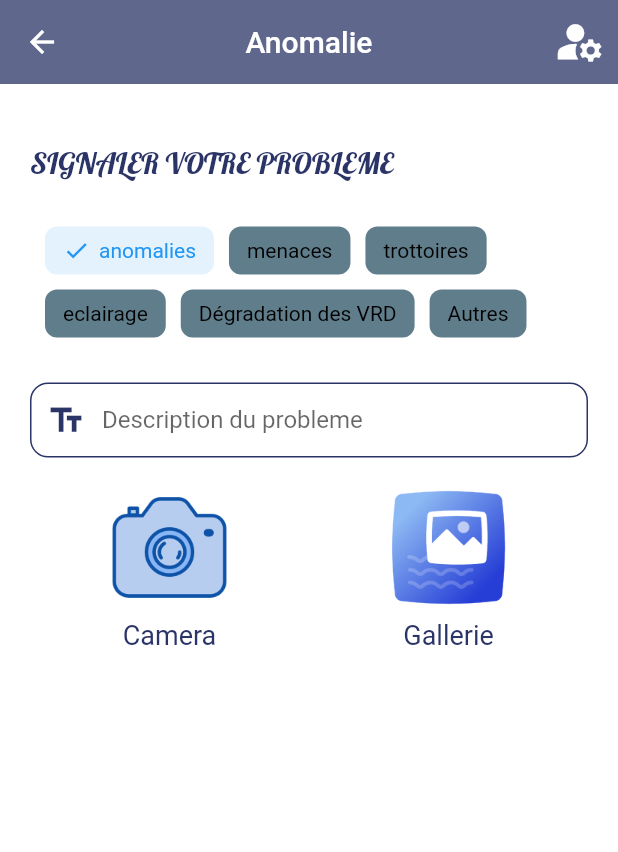
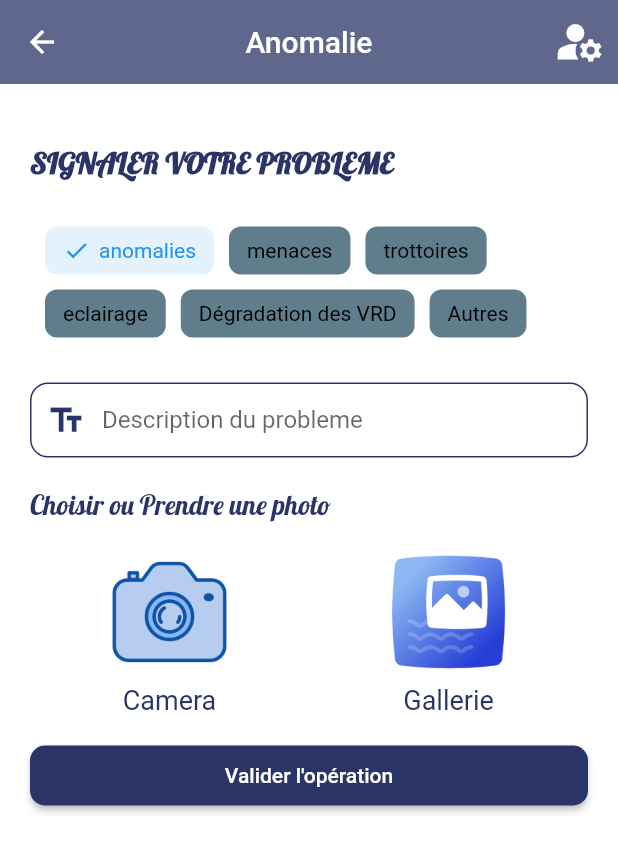
Before and after one commit to DjouaniAbdRaouf/madinatic, a Flutter app: the SignaleRisqueScreen screen opened directly, on a phone screen of 412 x 824 dp. Shown: the top 852 px of the screen. Run offline on Flutter 3.47's test engine with Material 2 defaults, Android fonts, the phone set to English and light mode, and no system bars; drawn by our look-alikes of chips_choice; our stand-ins replace carousel_slider, flutter_svg, get, google_fonts, intl_phone_field, lottie and 1 more.

Commit message:
first app for setup

```diff
--- a/lib/views/screens/home/homeScreen.dart
+++ b/lib/views/screens/home/homeScreen.dart
@@ -6,6 +6,7 @@ import 'package:carousel_slider/carousel_slider.dart';
 import 'package:get/get.dart';
 import 'package:google_fonts/google_fonts.dart';
 import 'package:madinatic/themes.dart';
+import 'package:madinatic/views/screens/home/manageIt.dart';
 import 'package:madinatic/views/screens/home/signaleRisque.dart';
 import 'package:madinatic/views/widgets/TextUtils.dart';
 import 'package:madinatic/views/widgets/appbarWidget.dart';
@@ -139,7 +140,9 @@ class CardHome extends StatelessWidget {
   final String text;
 
   static var listCard = [
-    CardHome(icon: Icons.home_outlined, text: "Home"),
+    InkWell(onTap: () {
+     Get.to(()=> ManageItScreen()) ;
+    } ,child: CardHome(icon: Icons.home_outlined, text: "manage it")),
     CardHome(icon: Icons.newspaper, text: "Actualités"),
     InkWell( onTap: () {
      Get.to(()=> SignaleRisqueScreen()) ;
--- a/lib/views/screens/home/signaleRisque.dart
+++ b/lib/views/screens/home/signaleRisque.dart
@@ -24,7 +24,8 @@ class _SignaleRisqueScreenState extends State<SignaleRisqueScreen> {
   Widget build(BuildContext context) {
     return Scaffold(
       appBar: appBarwidgetHomeScreen(title: "Anomalie"),
-      body: Padding(
+      body: SingleChildScrollView(
+        child: Padding(
           padding: EdgeInsets.symmetric(
               horizontal: PaddingManager.kheight,
               vertical: PaddingManager.kheight2),
@@ -37,7 +38,7 @@ class _SignaleRisqueScreenState extends State<SignaleRisqueScreen> {
                 style: GoogleFonts.lobster(
                     color: ColorManager.primaryColor,
                     fontSize: 20,
-              ),
+                    fontWeight: FontWeight.bold),
               ),
               SizedBox(
                 height: PaddingManager.kheight,
@@ -76,6 +77,16 @@ class _SignaleRisqueScreenState extends State<SignaleRisqueScreen> {
               SizedBox(
                 height: PaddingManager.kheight,
               ),
+                    Text(
+                'Choisir ou Prendre une photo',
+                style: GoogleFonts.lobster(
+                    color: ColorManager.primaryColor,
+                    fontSize: 18,
+                    fontWeight: FontWeight.w500),
+              ),
+              SizedBox(
+                height: PaddingManager.kheight,
+              ),
               Row(
                 mainAxisAlignment: MainAxisAlignment.spaceBetween,
                 children: [
@@ -93,7 +104,9 @@ class _SignaleRisqueScreenState extends State<SignaleRisqueScreen> {
                         Text(
                           "Camera",
                           style: TextStyle(
-                            color: ColorManager.primaryColor, fontSize: 18 , fontWeight: FontWeight.w400),
+                              color: ColorManager.primaryColor,
+                              fontSize: 18,
+                              fontWeight: FontWeight.w400),
                         )
                       ],
                     ),
@@ -112,14 +125,34 @@ class _SignaleRisqueScreenState extends State<SignaleRisqueScreen> {
                         Text(
                           "Gallerie",
                           style: TextStyle(
-                            color: ColorManager.primaryColor, fontSize: 18, fontWeight: FontWeight.w400),
+                              color: ColorManager.primaryColor,
+                              fontSize: 18,
+                              fontWeight: FontWeight.w400),
                         )
                       ],
                     ),
                   )),
                 ],
+              ),
+              SizedBox(
+                height: PaddingManager.kheight,
+              ),
+              SizedBox(
+                height: 40,
+                width: double.infinity,
+                child: MaterialButton(
+                  onPressed: () {},
+                  color: ColorManager.primaryColor,
+                  shape: RoundedRectangleBorder(
+                      borderRadius: BorderRadius.circular(10)),
+                  child: Text(
+                    "Valider l'opération",
+                    style: TextStyle(color: ColorManager.textColor),
+                  ),
+                ),
               )
             ],
+          ),
         ),
       ),
     );
```
Also changed, not shown: lib/views/screens/home/manageIt.dart (added, +36 -0 lines). Lines whose indentation alone changed are shown as unchanged.
